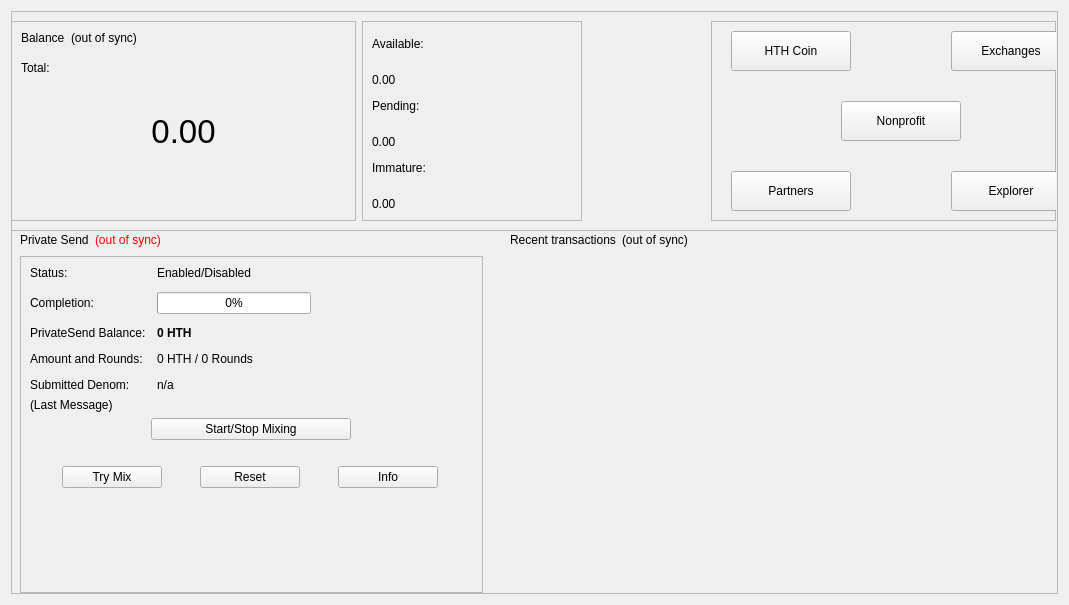
devilking6105/HTH-Legacy, file src/qt/forms/overviewpage.ui: the form before one commit.
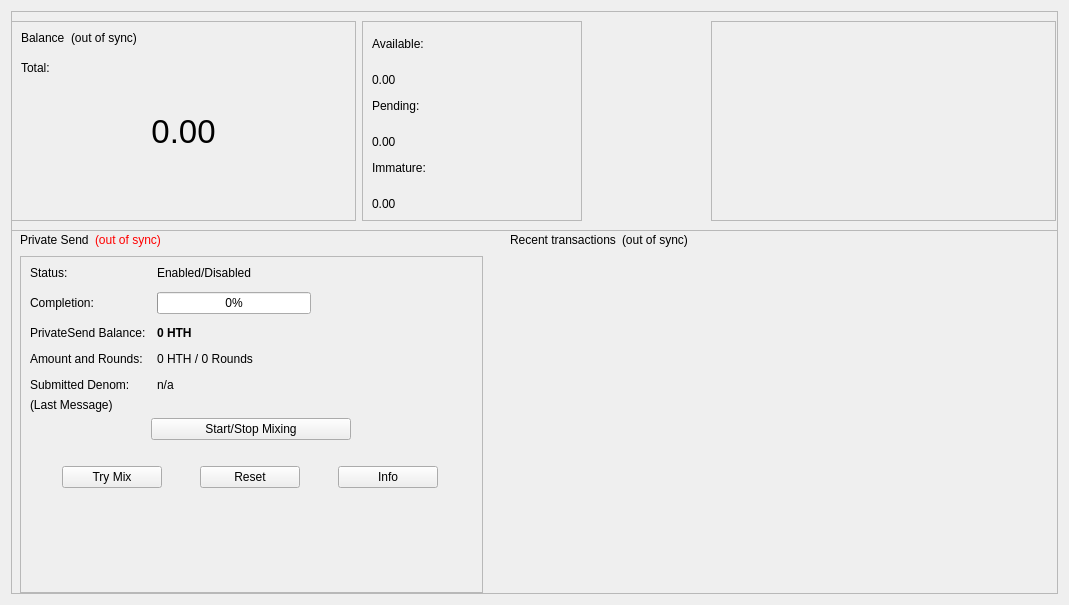
The form after the commit.

Patch:
```diff
--- a/src/qt/forms/overviewpage.ui
+++ b/src/qt/forms/overviewpage.ui
@@ -487,8 +487,8 @@
              <widget class="QPushButton" name="pushButton_Website">
               <property name="geometry">
                <rect>
-                <x>120</x>
-                <y>70</y>
+                <x>460</x>
+                <y>540</y>
                 <width>120</width>
                 <height>40</height>
                </rect>
@@ -507,7 +507,7 @@
               <property name="geometry">
                <rect>
                 <x>10</x>
-                <y>0</y>
+                <y>540</y>
                 <width>120</width>
                 <height>40</height>
                </rect>
@@ -525,8 +525,8 @@
              <widget class="QPushButton" name="pushButton_Website_2">
               <property name="geometry">
                <rect>
-                <x>230</x>
-                <y>140</y>
+                <x>930</x>
+                <y>540</y>
                 <width>120</width>
                 <height>40</height>
                </rect>
@@ -544,8 +544,8 @@
              <widget class="QPushButton" name="pushButton_Website_3">
               <property name="geometry">
                <rect>
-                <x>230</x>
-                <y>0</y>
+                <x>7000</x>
+                <y>540</y>
                 <width>120</width>
                 <height>40</height>
                </rect>
@@ -563,8 +563,8 @@
              <widget class="QPushButton" name="pushButton_Website_4">
               <property name="geometry">
                <rect>
-                <x>10</x>
-                <y>140</y>
+                <x>230</x>
+                <y>540</y>
                 <width>120</width>
                 <height>40</height>
                </rect>
```
